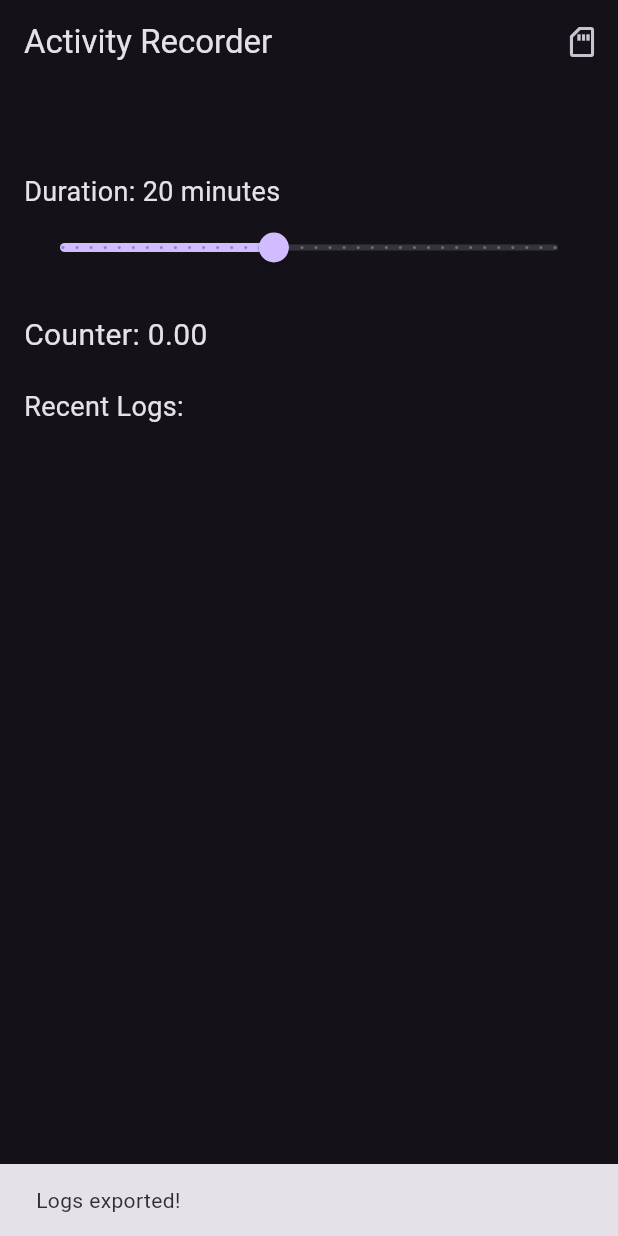
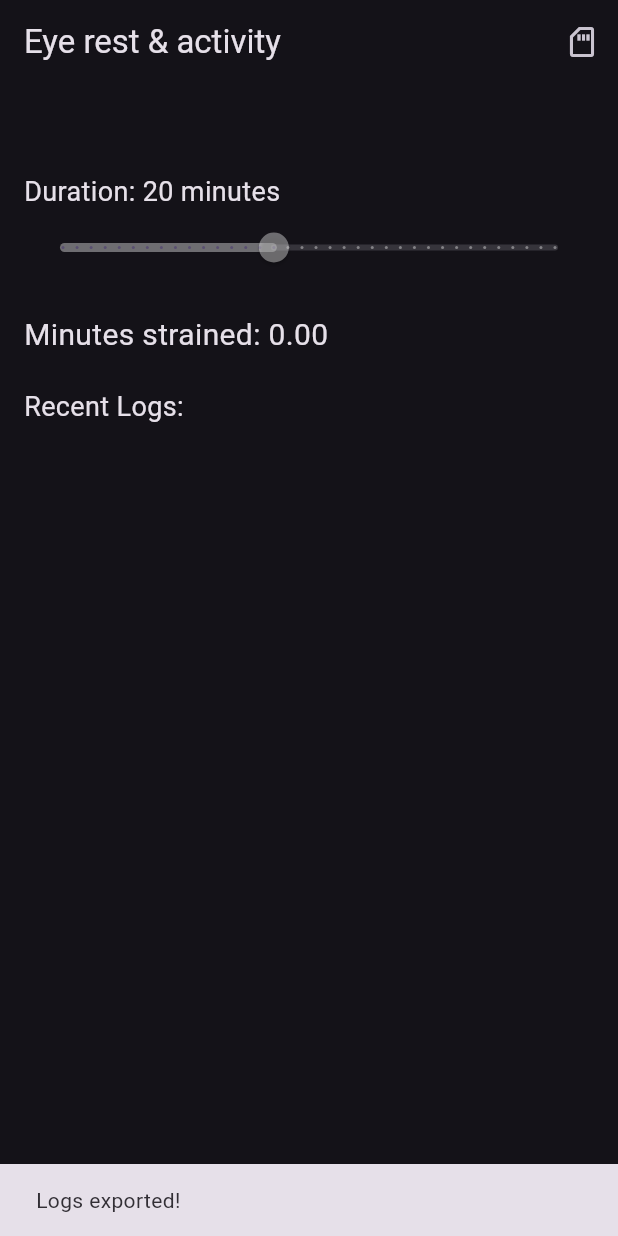
Before and after one commit to nav9/android_eye_rest, a Flutter app: the screen it shows after launch, after a tap on the "sd storage" icon, on a phone screen of 412 x 824 dp. Run offline on Flutter 3.47's test engine with Material 3 defaults, Android fonts, the phone set to English and light mode, and no system bars; our stand-ins replace flutter_local_notifications, flutter_riverpod, sqflite; accounts and stored records are empty.

Commit message:
cleaned up date formatting

```diff
--- a/lib/database_helper.dart
+++ b/lib/database_helper.dart
@@ -31,11 +31,12 @@ class DatabaseHelper {
     );
   }
 
-  Future<void> insertLog(String log) async {
+  Future<void> insertLog(String date, String status) async {
     final db = await database;
     await db.insert(
       'irest',
-      {'datetime': DateTime.now().toIso8601String(), 'log': log},
+      //{'datetime': DateTime.now().toIso8601String(), 'status': status},
+      {'datetime': date, 'status': status},
       conflictAlgorithm: ConflictAlgorithm.replace,
     );
   }
--- a/lib/main.dart
+++ b/lib/main.dart
@@ -5,6 +5,7 @@ import 'package:flutter/services.dart';
 import 'package:flutter_local_notifications/flutter_local_notifications.dart';
 import 'database_helper.dart';
 import 'dart:io';
+import 'package:intl/intl.dart';
 import 'package:path_provider/path_provider.dart';
 //import 'package:is_lock_screen/is_lock_screen.dart';
 //import 'package:is_lock_screen2/is_lock_screen2.dart';
@@ -37,32 +38,30 @@ class ActivityProvider extends ChangeNotifier {
     final logs = await _dbHelper.exportLogs();
     final directory = await getApplicationDocumentsDirectory();
     final file = File('${directory.path}/activity_logs.txt');
-
-    String content = logs.map((log) => '${log['datetime']}: ${log['log']}').join('\n');
-
+    String content = logs.map((log) => '${log['datetime']}: ${log['status']}').join('\n');
     await file.writeAsString(content);
   }
 
   Future<void> _loadRecentLogs() async {
     final logs = await _dbHelper.getLastLogs();
-    _recentLogs = logs.map((log) => '${log['datetime']}: ${log['log']}').toList();
+    _recentLogs = logs.map((log) => '${log['datetime']}: ${log['status']}').toList();
     notifyListeners();
   }
 
   void logActivity(String status) async {
-    final dateTime = DateTime.now().toString();
+    final formatter = DateFormat('dd MMM yyyy HH:mm:ss');
+    final dateTime = formatter.format(DateTime.now());
+
+    //print(dateTime);
     _activityLog += '$dateTime $status\n';
-    await _dbHelper.insertLog('[$dateTime] $status');
+    await _dbHelper.insertLog(dateTime, status);
     await _loadRecentLogs();
     notifyListeners();
   }
 
   void _startCounterTimer() {
     _timer = Timer.periodic(Duration(minutes: 1), (timer) {
-      if (_counter < _duration) {
-        _counter++;
-        notifyListeners();
-      }
+      if (_counter < _duration) {incrementCounter();}
     });
   }
 
@@ -83,7 +82,7 @@ class ActivityProvider extends ChangeNotifier {
   // }
 
   void decrementCounter() {
-    if (_counter > 0) {_counter -= 1 / _duration;notifyListeners();}
+    if (_counter > 0) {_counter -= 1 / _duration; notifyListeners();}
   }
 
   void _checkForNotification() {
@@ -144,7 +143,7 @@ class _HomeScreenState extends ConsumerState<HomeScreen> {
     final activity = ref.watch(activityProvider); // Correctly use ref here
     return Scaffold(
       appBar: AppBar(
-        title: Text('Activity Recorder'),
+        title: Text('Eye rest & activity'),
         actions: [
           IconButton(
             icon: Icon(Icons.sd_storage_outlined),
@@ -164,14 +163,14 @@ class _HomeScreenState extends ConsumerState<HomeScreen> {
               Text(activity.activityLog, style: TextStyle(fontSize: 16)),
               SizedBox(height: 20),
               Text('Duration: ${_duration.toStringAsFixed(0)} minutes', style: TextStyle(fontSize: 18)),
-              Slider(value: _duration, min: 5, max: 40, divisions: 35, label: _duration.round().toString(),
+              Slider(value: _duration, min: 5, max: 40, divisions: 35, label: _duration.round().toString(), activeColor: Colors.white38,
                 onChanged: (double value) {setState(() {_duration = value;});
                   // Update the ActivityProvider with the new duration if needed
                   activity.setDuration(value);
                 },
               ),
               SizedBox(height: 20),
-              Text('Counter: ${activity.counter.toStringAsFixed(2)}', style: TextStyle(fontSize: 20)),
+              Text('Minutes strained: ${activity.counter.toStringAsFixed(2)}', style: TextStyle(fontSize: 20)),
               SizedBox(height: 20),
               Text('Recent Logs:', style: TextStyle(fontSize: 18)),
               ...activity.recentLogs.map((log) => Text(log)).toList(),
--- a/pubspec.yaml
+++ b/pubspec.yaml
@@ -40,6 +40,7 @@ dependencies:
   flutter_riverpod: ^2.5.1
   sqflite: ^2.3.3+1
   path_provider: ^2.1.4
+  intl: ^0.19.0
   #is_lock_screen: ^2.0.0
 
 dev_dependencies:
```
